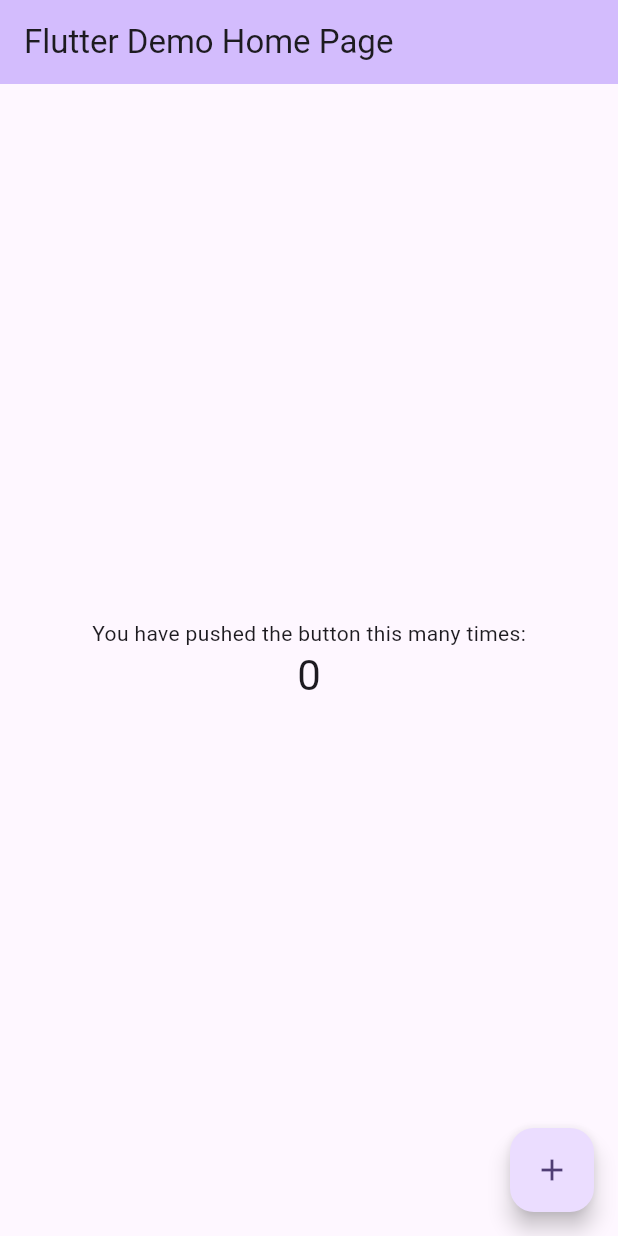
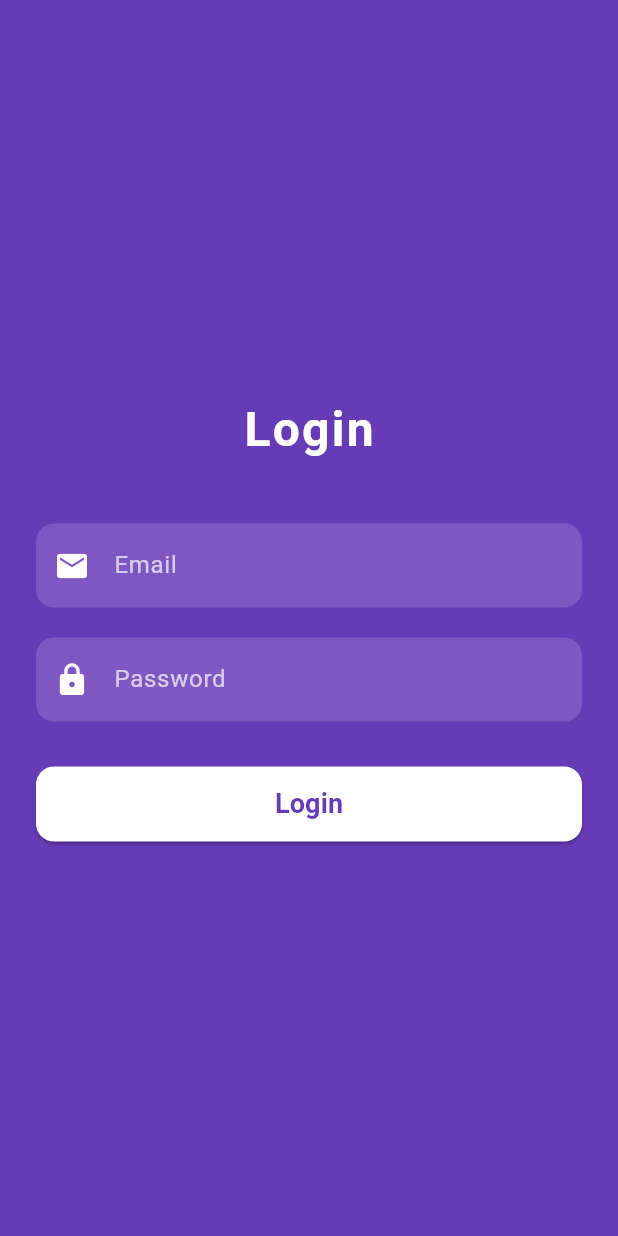
Before and after one commit to ShubhamSharma170/weather_app_with_provider, a Flutter app: the screen it shows after launch, on a phone screen of 412 x 824 dp. Run offline on Flutter 3.47's test engine with Material 3 defaults, Android fonts, the light colour scheme and no system bars; our stand-ins replace fluttertoast, shared_preferences.

Commit message:
login api complete work on save token

```diff
--- /dev/null
+++ b/lib/constant/api.dart
@@ -0,0 +1 @@
+final String requre_login = "https://reqres.in/api/login";
--- a/lib/constant/colors.dart
+++ b/lib/constant/colors.dart
@@ -9,6 +9,7 @@ class AllColors {
   static Color white70 = Colors.white70;
 
   static Color purple0xFFC135E3 = Color(0xFFC135E3);
+  static Color deepPurple = Colors.deepPurple;
 
   static Color teal600 = Colors.teal.shade600;
 
--- a/lib/main.dart
+++ b/lib/main.dart
@@ -1,4 +1,8 @@
 import 'package:flutter/material.dart';
+import 'package:weather_app_with_provider/routes/routes.dart';
+import 'package:weather_app_with_provider/screen/auth/login.dart';
+
+final GlobalKey<NavigatorState> navigatorKey = GlobalKey<NavigatorState>();
 
 void main() {
   runApp(const MyApp());
@@ -12,111 +16,13 @@ class MyApp extends StatelessWidget {
   Widget build(BuildContext context) {
     return MaterialApp(
       title: 'Flutter Demo',
+      debugShowCheckedModeBanner: false,
       theme: ThemeData(
-        // This is the theme of your application.
-        //
-        // TRY THIS: Try running your application with "flutter run". You'll see
-        // the application has a purple toolbar. Then, without quitting the app,
-        // try changing the seedColor in the colorScheme below to Colors.green
-        // and then invoke "hot reload" (save your changes or press the "hot
-        // reload" button in a Flutter-supported IDE, or press "r" if you used
-        // the command line to start the app).
-        //
-        // Notice that the counter didn't reset back to zero; the application
-        // state is not lost during the reload. To reset the state, use hot
-        // restart instead.
-        //
-        // This works for code too, not just values: Most code changes can be
-        // tested with just a hot reload.
         colorScheme: ColorScheme.fromSeed(seedColor: Colors.deepPurple),
       ),
-      home: const MyHomePage(title: 'Flutter Demo Home Page'),
+      home: LoginScreen(),
+      onGenerateRoute: (settings) => Routes.generateRoutes(settings),
+      navigatorKey: navigatorKey,
     );
   }
 }
-
-class MyHomePage extends StatefulWidget {
-  const MyHomePage({super.key, required this.title});
-
-  // This widget is the home page of your application. It is stateful, meaning
-  // that it has a State object (defined below) that contains fields that affect
-  // how it looks.
-
-  // This class is the configuration for the state. It holds the values (in this
-  // case the title) provided by the parent (in this case the App widget) and
-  // used by the build method of the State. Fields in a Widget subclass are
-  // always marked "final".
-
-  final String title;
-
-  @override
-  State<MyHomePage> createState() => _MyHomePageState();
-}
-
-class _MyHomePageState extends State<MyHomePage> {
-  int _counter = 0;
-
-  void _incrementCounter() {
-    setState(() {
-      // This call to setState tells the Flutter framework that something has
-      // changed in this State, which causes it to rerun the build method below
-      // so that the display can reflect the updated values. If we changed
-      // _counter without calling setState(), then the build method would not be
-      // called again, and so nothing would appear to happen.
-      _counter++;
-    });
-  }
-
-  @override
-  Widget build(BuildContext context) {
-    // This method is rerun every time setState is called, for instance as done
-    // by the _incrementCounter method above.
-    //
-    // The Flutter framework has been optimized to make rerunning build methods
-    // fast, so that you can just rebuild anything that needs updating rather
-    // than having to individually change instances of widgets.
-    return Scaffold(
-      appBar: AppBar(
-        // TRY THIS: Try changing the color here to a specific color (to
-        // Colors.amber, perhaps?) and trigger a hot reload to see the AppBar
-        // change color while the other colors stay the same.
-        backgroundColor: Theme.of(context).colorScheme.inversePrimary,
-        // Here we take the value from the MyHomePage object that was created by
-        // the App.build method, and use it to set our appbar title.
-        title: Text(widget.title),
-      ),
-      body: Center(
-        // Center is a layout widget. It takes a single child and positions it
-        // in the middle of the parent.
-        child: Column(
-          // Column is also a layout widget. It takes a list of children and
-          // arranges them vertically. By default, it sizes itself to fit its
-          // children horizontally, and tries to be as tall as its parent.
-          //
-          // Column has various properties to control how it sizes itself and
-          // how it positions its children. Here we use mainAxisAlignment to
-          // center the children vertically; the main axis here is the vertical
-          // axis because Columns are vertical (the cross axis would be
-          // horizontal).
-          //
-          // TRY THIS: Invoke "debug painting" (choose the "Toggle Debug Paint"
-          // action in the IDE, or press "p" in the console), to see the
-          // wireframe for each widget.
-          mainAxisAlignment: MainAxisAlignment.center,
-          children: <Widget>[
-            const Text('You have pushed the button this many times:'),
-            Text(
-              '$_counter',
-              style: Theme.of(context).textTheme.headlineMedium,
-            ),
-          ],
-        ),
-      ),
-      floatingActionButton: FloatingActionButton(
-        onPressed: _incrementCounter,
-        tooltip: 'Increment',
-        child: const Icon(Icons.add),
-      ), // This trailing comma makes auto-formatting nicer for build methods.
-    );
-  }
-}
--- /dev/null
+++ b/lib/network_manager/rest_client.dart
@@ -0,0 +1,16 @@
+import 'package:weather_app_with_provider/constant/api.dart';
+import 'package:weather_app_with_provider/network_manager/http_helper.dart';
+
+class RestClient {
+  static final HttpHelper httpHelper = HttpHelper();
+
+  static Future<dynamic> login(String email, String password) async {
+    Object requestBody = {"email": email, "password": password};
+    Map<String, dynamic> response = await httpHelper.postAPI(
+      url: requre_login,
+      body: requestBody,
+      isRecuredAuthorization: true,
+    );
+    return response;
+  }
+}
--- /dev/null
+++ b/lib/provider/auth_provider.dart
@@ -0,0 +1,24 @@
+// ignore_for_file: avoid_print
+
+import 'package:flutter/material.dart';
+import 'package:weather_app_with_provider/network_manager/rest_client.dart';
+
+class AuthProvider with ChangeNotifier {
+  bool isLoading = false;
+
+  login(String email, String password) {
+    isLoading = true;
+    notifyListeners();
+
+    RestClient.login(email, password)
+        .then((value) {
+          isLoading = false;
+          notifyListeners();
+        })
+        .onError((error, stackTrace) {
+          print("error $error");
+          isLoading = false;
+          notifyListeners();
+        });
+  }
+}
--- /dev/null
+++ b/lib/routes/routes_name.dart
@@ -0,0 +1,3 @@
+class RoutesName {
+  static const String login = 'login';
+}
--- /dev/null
+++ b/lib/screen/auth/login.dart
@@ -0,0 +1,117 @@
+import 'package:flutter/material.dart';
+import 'package:provider/provider.dart';
+import 'package:weather_app_with_provider/constant/colors.dart';
+import 'package:weather_app_with_provider/provider/auth_provider.dart';
+import 'package:weather_app_with_provider/utils/loadingIndicator.dart';
+
+class LoginScreen extends StatelessWidget {
+  final TextEditingController emailController = TextEditingController();
+  final TextEditingController passwordController = TextEditingController();
+
+  LoginScreen({super.key});
+
+  @override
+  Widget build(BuildContext context) {
+    return Scaffold(
+      backgroundColor: AllColors.deepPurple,
+      body: Center(
+        child: Padding(
+          padding: const EdgeInsets.symmetric(horizontal: 24.0),
+          child: Column(
+            mainAxisAlignment: MainAxisAlignment.center,
+            children: [
+              Text(
+                "Login",
+                style: TextStyle(
+                  fontSize: 32,
+                  fontWeight: FontWeight.bold,
+                  color: Colors.white,
+                  letterSpacing: 1.5,
+                ),
+              ),
+              SizedBox(height: 40),
+
+              // Email TextField
+              TextField(
+                controller: emailController,
+                style: TextStyle(color: Colors.white),
+                decoration: InputDecoration(
+                  hintText: 'Email',
+                  hintStyle: TextStyle(color: Colors.white70),
+                  filled: true,
+                  fillColor: Colors.deepPurple.shade400,
+                  border: OutlineInputBorder(
+                    borderRadius: BorderRadius.circular(12),
+                    borderSide: BorderSide.none,
+                  ),
+                  prefixIcon: Icon(Icons.email, color: Colors.white),
+                ),
+              ),
+              SizedBox(height: 20),
+
+              // Password TextField
+              TextField(
+                controller: passwordController,
+                obscureText: true,
+                style: TextStyle(color: Colors.white),
+                decoration: InputDecoration(
+                  hintText: 'Password',
+                  hintStyle: TextStyle(color: Colors.white70),
+                  filled: true,
+                  fillColor: Colors.deepPurple.shade400,
+                  border: OutlineInputBorder(
+                    borderRadius: BorderRadius.circular(12),
+                    borderSide: BorderSide.none,
+                  ),
+                  prefixIcon: Icon(Icons.lock, color: Colors.white),
+                ),
+              ),
+              SizedBox(height: 30),
+
+              // Login Button
+              SizedBox(
+                width: double.infinity,
+                height: 50,
+                child: ChangeNotifierProvider(
+                  create: (context) => AuthProvider(),
+                  child: Consumer<AuthProvider>(
+                    builder: (ctx, provider, child) {
+                      return ElevatedButton(
+                        onPressed: () {
+                          // Login logic yahan ayega
+                          print("Email: ${emailController.text}");
+                          print("Password: ${passwordController.text}");
+                          provider.login(
+                            emailController.text,
+                            passwordController.text,
+                          );
+                        },
+                        style: ElevatedButton.styleFrom(
+                          backgroundColor: Colors.white,
+                          foregroundColor: Colors.deepPurple,
+                          shape: RoundedRectangleBorder(
+                            borderRadius: BorderRadius.circular(12),
+                          ),
+                        ),
+                        child:
+                            provider.isLoading
+                                ? loadingIndicator(color: AllColors.deepPurple)
+                                : Text(
+                                  "Login",
+                                  style: TextStyle(
+                                    fontSize: 18,
+                                    fontWeight: FontWeight.bold,
+                                  ),
+                                ),
+                      );
+                    },
+                  ),
+                ),
+              ),
+            ],
+          ),
+        ),
+      ),
+    );
+  }
+}
--- a/pubspec.yaml
+++ b/pubspec.yaml
@@ -36,6 +36,8 @@ dependencies:
   cupertino_icons: ^1.0.8
   http: ^1.4.0
   fluttertoast: ^8.2.12
+  provider: ^6.1.5
+  shared_preferences: ^2.5.3
 
 dev_dependencies:
   flutter_test:
```
Also changed, not shown: lib/helper/storage_helper.dart (added, +21 -0 lines), lib/network_manager/http_helper.dart (+12 -6 lines), lib/routes/routes.dart (added, +21 -0 lines), pubspec.lock, 1 other file.
